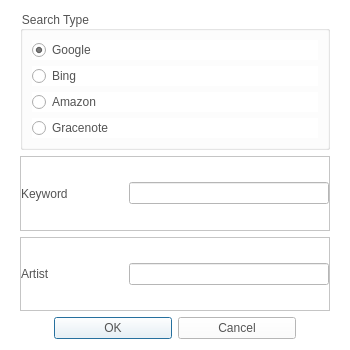
fsest4u/CaX_03, file CaX/dialog/searchcoverartdialog.ui: the form before one commit.
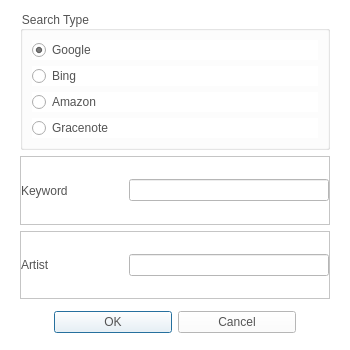
The form after the commit. Icons and pictures are not drawn.

The edit to the form file:
```diff
--- a/CaX/dialog/searchcoverartdialog.ui
+++ b/CaX/dialog/searchcoverartdialog.ui
@@ -65,6 +65,12 @@
    </property>
    <item row="3" column="0">
     <widget class="QDialogButtonBox" name="buttonBox">
+     <property name="minimumSize">
+      <size>
+       <width>0</width>
+       <height>34</height>
+      </size>
+     </property>
      <property name="styleSheet">
       <string notr="true">QPushButton
 {
```
